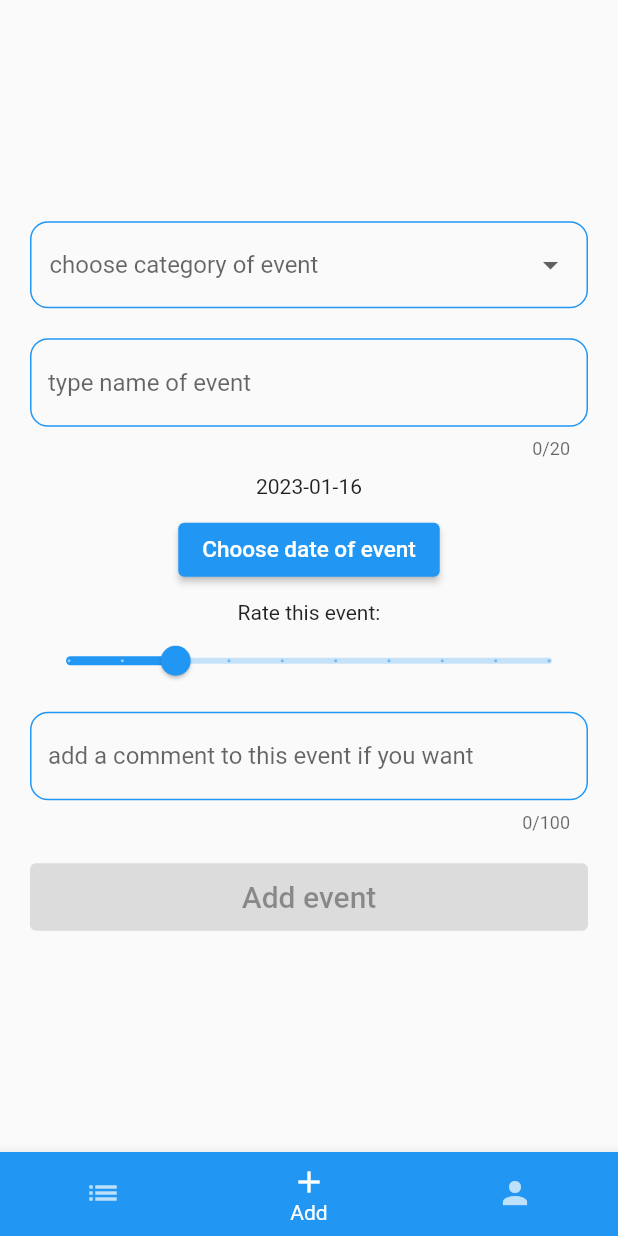
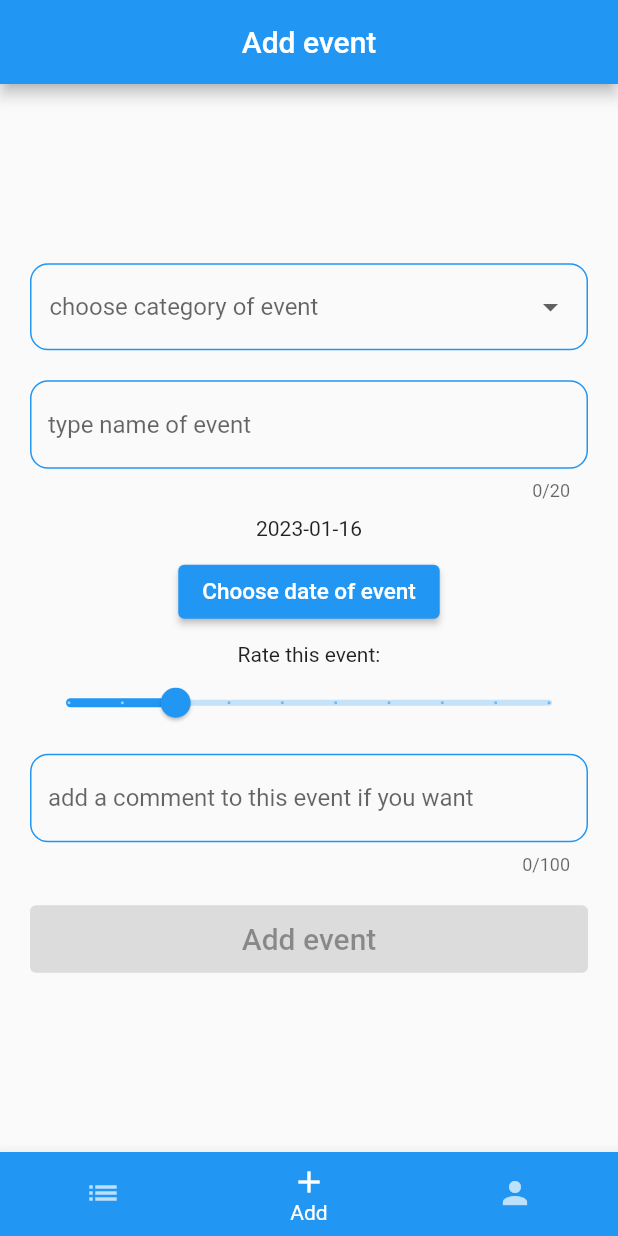
Before and after one commit to marcinwozniak407/when_was_that, a Flutter app: the screen it shows once a user with an empty profile is signed in, item 2 of the bottom bar chosen, on a phone screen of 412 x 824 dp. Run offline on Flutter 3.47's test engine with Material 2 defaults, Android fonts, the phone set to English and light mode, and no system bars; our stand-ins replace animated_splash_screen, bloc, cloud_firestore, firebase_auth, firebase_core, flutter_bloc and 1 more; accounts and stored records are empty.

Commit message:
Add appbar in add page content

```diff
--- a/lib/app/add/add_page_content.dart
+++ b/lib/app/add/add_page_content.dart
@@ -53,7 +53,12 @@ class _AddPageContentState extends State<AddPageContent> {
 
   @override
   Widget build(BuildContext context) {
-    return Center(
+    return Scaffold(
+      appBar: AppBar(
+        centerTitle: true,
+        title: const Text('Add event'),
+      ),
+      body: Center(
         child: Padding(
           padding: const EdgeInsets.all(20.0),
           child: SingleChildScrollView(
@@ -151,7 +156,9 @@ class _AddPageContentState extends State<AddPageContent> {
                     onPressed: categoryOfEvent.isEmpty || eventName.isEmpty
                         ? null
                         : () {
-                          FirebaseFirestore.instance.collection('events').add({
+                            FirebaseFirestore.instance
+                                .collection('events')
+                                .add({
                               'category': value,
                               'name': eventName,
                               'comment': comment,
@@ -170,6 +177,7 @@ class _AddPageContentState extends State<AddPageContent> {
             ),
           ),
         ),
+      ),
     );
   }
 }
```
Lines whose indentation alone changed are shown as unchanged.
